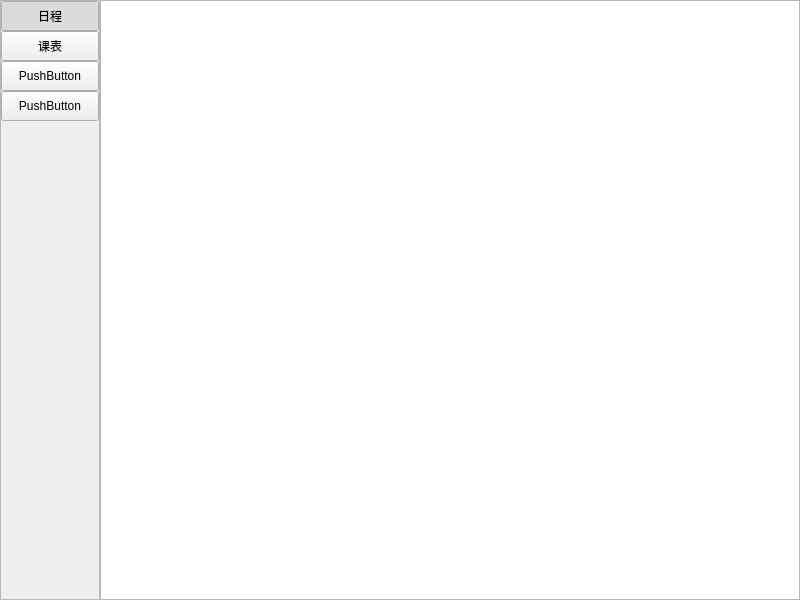
Old version of the form mianwidget.ui in the repository QiuLiang-99/OneLifeRelief.
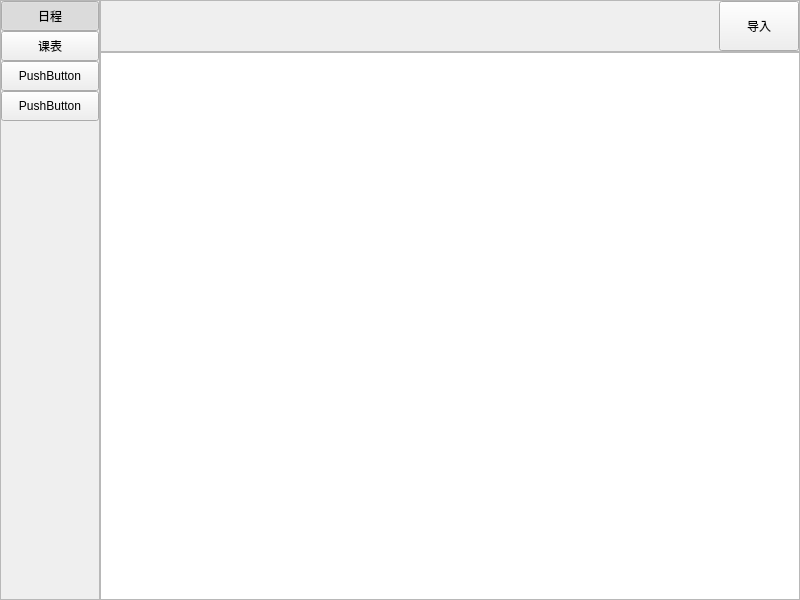
New version of the form. The open tabs and pages were chosen to show the change.

Diff of the .ui file:
```diff
--- a/mianwidget.ui
+++ b/mianwidget.ui
@@ -222,9 +222,68 @@
        <property name="spacing">
         <number>0</number>
        </property>
-       <item row="0" column="0">
+       <item row="1" column="0">
         <widget class="QTableView" name="tableView_2"/>
        </item>
+       <item row="0" column="0">
+        <widget class="QFrame" name="frame_2">
+         <property name="minimumSize">
+          <size>
+           <width>0</width>
+           <height>50</height>
+          </size>
+         </property>
+         <property name="frameShape">
+          <enum>QFrame::StyledPanel</enum>
+         </property>
+         <property name="frameShadow">
+          <enum>QFrame::Raised</enum>
+         </property>
+         <layout class="QHBoxLayout" name="horizontalLayout_2">
+          <property name="spacing">
+           <number>0</number>
+          </property>
+          <property name="leftMargin">
+           <number>0</number>
+          </property>
+          <property name="topMargin">
+           <number>0</number>
+          </property>
+          <property name="rightMargin">
+           <number>0</number>
+          </property>
+          <property name="bottomMargin">
+           <number>0</number>
+          </property>
+          <item>
+           <spacer name="horizontalSpacer">
+            <property name="orientation">
+             <enum>Qt::Horizontal</enum>
+            </property>
+            <property name="sizeHint" stdset="0">
+             <size>
+              <width>40</width>
+              <height>20</height>
+             </size>
+            </property>
+           </spacer>
+          </item>
+          <item>
+           <widget class="QPushButton" name="importButton">
+            <property name="minimumSize">
+             <size>
+              <width>0</width>
+              <height>50</height>
+             </size>
+            </property>
+            <property name="text">
+             <string>导入</string>
+            </property>
+           </widget>
+          </item>
+         </layout>
+        </widget>
+       </item>
       </layout>
      </widget>
     </widget>
```
